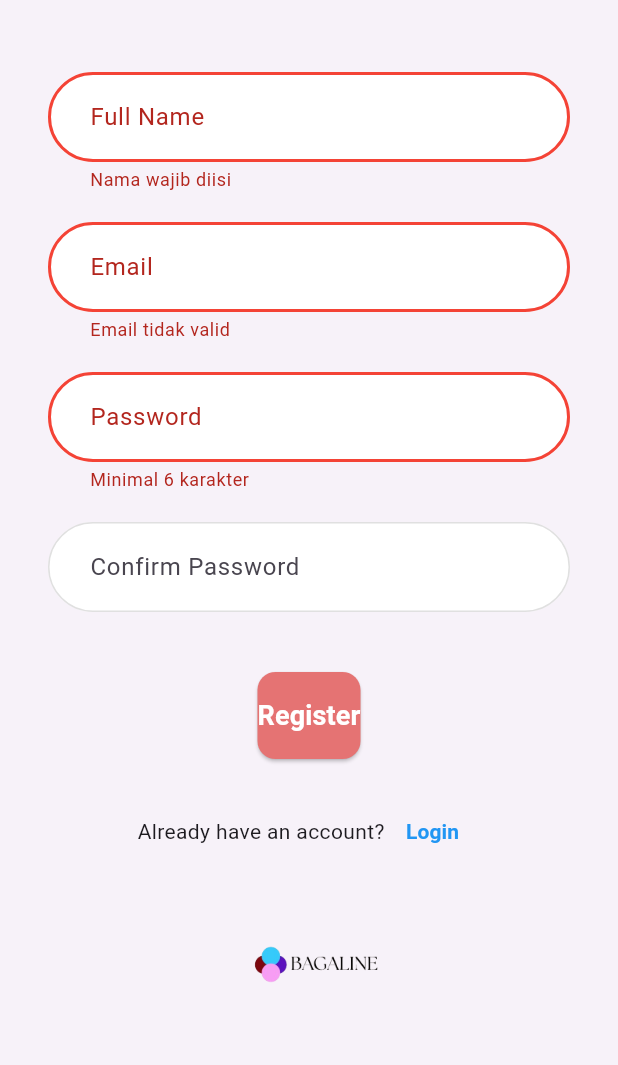
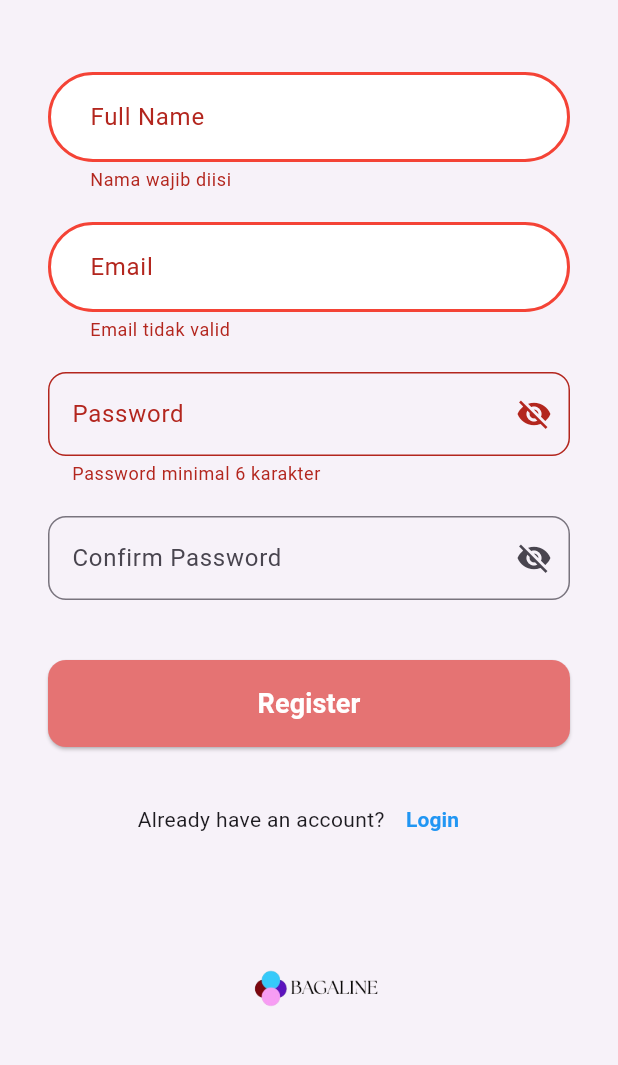
Before and after one commit to alifah-cmd/clarity, a Flutter app: the RegisterScreen screen opened by its route, after a tap on "Register", on a phone screen of 412 x 824 dp, the part 156-1221 px from its top. Run offline on Flutter 3.47's test engine with Material 3 defaults, Android fonts, the phone set to English and light mode, and no system bars; our stand-ins replace get, get_storage, image_picker, supabase_flutter, table_calendar; accounts and stored records are empty.

Commit message:
register

```diff
--- a/lib/screens/auth/register_screen.dart
+++ b/lib/screens/auth/register_screen.dart
@@ -14,12 +14,15 @@ class RegisterScreen extends StatefulWidget {
 }
 
 class _RegisterScreenState extends State<RegisterScreen> {
+  final _formKey = GlobalKey<FormState>();
   final _nameController = TextEditingController();
   final _emailController = TextEditingController();
   final _passwordController = TextEditingController();
   final _confirmPasswordController = TextEditingController();
-  final _formKey = GlobalKey<FormState>();
+
   bool _isLoading = false;
+  bool _isPasswordObscured = true;
+  bool _isConfirmPasswordObscured = true;
 
   @override
   void dispose() {
@@ -31,7 +34,8 @@ class _RegisterScreenState extends State<RegisterScreen> {
   }
 
   Future<void> _register() async {
-    if (!_formKey.currentState!.validate()) return;
+    final isValid = _formKey.currentState?.validate() ?? false;
+    if (!isValid) return;
 
     setState(() => _isLoading = true);
 
@@ -46,15 +50,15 @@ class _RegisterScreenState extends State<RegisterScreen> {
           fullName: _nameController.text.trim(),
         );
       }
-
       if (mounted) {
         Get.snackbar(
           'Registrasi Berhasil',
-          'Periksa email untuk verifikasi.',
+          'Periksa email Anda untuk verifikasi akun.',
           backgroundColor: Colors.green,
           colorText: Colors.white,
+          snackPosition: SnackPosition.BOTTOM,
         );
-        Get.offNamed(AppRoutes.login);
+        Get.offAllNamed(AppRoutes.login);
       }
     } on AuthException catch (e) {
       Get.snackbar(
@@ -62,17 +66,21 @@ class _RegisterScreenState extends State<RegisterScreen> {
         e.message,
         backgroundColor: Colors.red,
         colorText: Colors.white,
+        snackPosition: SnackPosition.BOTTOM,
       );
     } catch (e) {
       Get.snackbar(
-        'Error',
-        'Terjadi kesalahan.',
+        'Terjadi Kesalahan',
+        'Tidak dapat menghubungi server. Periksa koneksi internet Anda.',
         backgroundColor: Colors.red,
         colorText: Colors.white,
+        snackPosition: SnackPosition.BOTTOM,
       );
+    } finally {
+      if (mounted) {
+        setState(() => _isLoading = false);
       }
-
-    if (mounted) setState(() => _isLoading = false);
+    }
   }
 
   @override
@@ -86,41 +94,96 @@ class _RegisterScreenState extends State<RegisterScreen> {
             child: Form(
               key: _formKey,
               child: Column(
+                mainAxisAlignment: MainAxisAlignment.center,
+                crossAxisAlignment: CrossAxisAlignment.stretch,
                 children: [
                   Image.asset('assets/images/clarity.png', height: 80),
                   const SizedBox(height: 48),
-                  CustomInputField(
+
+                  _buildNameField(),
+                  const SizedBox(height: 20),
+                  _buildEmailField(),
+                  const SizedBox(height: 20),
+                  _buildPasswordField(),
+                  const SizedBox(height: 20),
+                  _buildConfirmPasswordField(),
+                  const SizedBox(height: 40),
+                  _buildRegisterButton(),
+                  const SizedBox(height: 24),
+                  _buildLoginRedirect(),
+                  const SizedBox(height: 24),
+                  Image.asset('assets/images/bag.png', height: 130),
+                ],
+              ),
+            ),
+          ),
+        ),
+      ),
+    );
+  }
+  Widget _buildNameField() {
+    return CustomInputField(
       controller: _nameController,
       labelText: 'Full Name',
-                    validator: (v) =>
-                        v == null || v.isEmpty ? 'Nama wajib diisi' : null,
-                  ),
-                  const SizedBox(height: 20),
-                  CustomInputField(
+      validator: (val) => val == null || val.isEmpty ? 'Nama wajib diisi' : null,
+    );
+  }
+
+  Widget _buildEmailField() {
+    return CustomInputField(
       controller: _emailController,
       labelText: 'Email',
       keyboardType: TextInputType.emailAddress,
-                    validator: (v) =>
-                        v == null || !GetUtils.isEmail(v) ? 'Email tidak valid' : null,
+      validator: (val) => val == null || !GetUtils.isEmail(val) ? 'Email tidak valid' : null,
+    );
+  }
+
+  Widget _buildPasswordField() {
+    return TextFormField(
+      controller: _passwordController,
+      obscureText: _isPasswordObscured,
+      decoration: InputDecoration(
+        labelText: 'Password',
+        border: OutlineInputBorder(borderRadius: BorderRadius.circular(12)),
+        suffixIcon: IconButton(
+          icon: Icon(
+            _isPasswordObscured ? Icons.visibility_off : Icons.visibility,
           ),
-                  const SizedBox(height: 20),
-                  CustomInputField(
-                    controller: _passwordController,
-                    labelText: 'Password',
-                    obscureText: true,
-                    validator: (v) =>
-                        v == null || v.length < 6 ? 'Minimal 6 karakter' : null,
+          onPressed: () {
+            setState(() {
+              _isPasswordObscured = !_isPasswordObscured;
+            });
+          },
         ),
-                  const SizedBox(height: 20),
-                  CustomInputField(
+      ),
+      validator: (val) => val == null || val.length < 6 ? 'Password minimal 6 karakter' : null,
+    );
+  }
+
+  Widget _buildConfirmPasswordField() {
+    return TextFormField(
       controller: _confirmPasswordController,
+      obscureText: _isConfirmPasswordObscured,
+      decoration: InputDecoration(
         labelText: 'Confirm Password',
-                    obscureText: true,
-                    validator: (v) =>
-                        v != _passwordController.text ? 'Tidak cocok' : null,
+        border: OutlineInputBorder(borderRadius: BorderRadius.circular(12)),
+        suffixIcon: IconButton(
+          icon: Icon(
+            _isConfirmPasswordObscured ? Icons.visibility_off : Icons.visibility,
           ),
-                  const SizedBox(height: 40),
-                  ElevatedButton(
+          onPressed: () {
+            setState(() {
+              _isConfirmPasswordObscured = !_isConfirmPasswordObscured;
+            });
+          },
+        ),
+      ),
+      validator: (val) => val != _passwordController.text ? 'Password tidak cocok' : null,
+    );
+  }
+
+  Widget _buildRegisterButton() {
+    return ElevatedButton(
       onPressed: _isLoading ? null : _register,
       style: ElevatedButton.styleFrom(
         backgroundColor: const Color(0xFFE57373),
@@ -131,11 +194,11 @@ class _RegisterScreenState extends State<RegisterScreen> {
       ),
       child: _isLoading
           ? const SizedBox(
-                              width: 20,
-                              height: 20,
+              width: 24,
+              height: 24,
               child: CircularProgressIndicator(
                 color: Colors.white,
-                                strokeWidth: 2,
+                strokeWidth: 3,
               ),
             )
           : const Text(
@@ -146,9 +209,11 @@ class _RegisterScreenState extends State<RegisterScreen> {
                 fontWeight: FontWeight.w700,
               ),
             ),
-                  ),
-                  const SizedBox(height: 24),
-                  Row(
+    );
+  }
+
+  Widget _buildLoginRedirect() {
+    return Row(
       mainAxisAlignment: MainAxisAlignment.center,
       children: [
         const Text("Already have an account?"),
@@ -163,14 +228,6 @@ class _RegisterScreenState extends State<RegisterScreen> {
           ),
         ),
       ],
-                  ),
-                  Image.asset('assets/images/bag.png', height: 130),
-                ],
-              ),
-            ),
-          ),
-        ),
-      ),
     );
   }
 }
--- a/pubspec.yaml
+++ b/pubspec.yaml
@@ -16,7 +16,7 @@ publish_to: 'none' # Remove this line if you wish to publish to pub.dev
 # https://developer.apple.com/library/archive/documentation/General/Reference/InfoPlistKeyReference/Articles/CoreFoundationKeys.html
 # In Windows, build-name is used as the major, minor, and patch parts
 # of the product and file versions while build-number is used as the build suffix.
-version: 1.0.0+1
+version: 1.0.0+3
 
 environment:
   sdk: ^3.8.0-278.1.beta
```
Also changed, not shown: lib/screens/auth/login_screen.dart (+69 -56 lines), lib/screens/quiz/quiz_start_screen.dart (+4 -5 lines), lib/services/supabase_service.dart (+14 -12 lines), 1 other file. Lines whose indentation alone changed are shown as unchanged.
